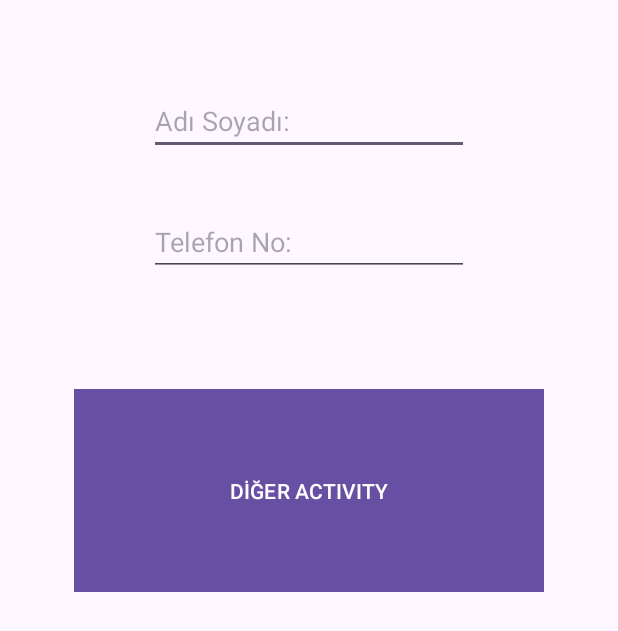
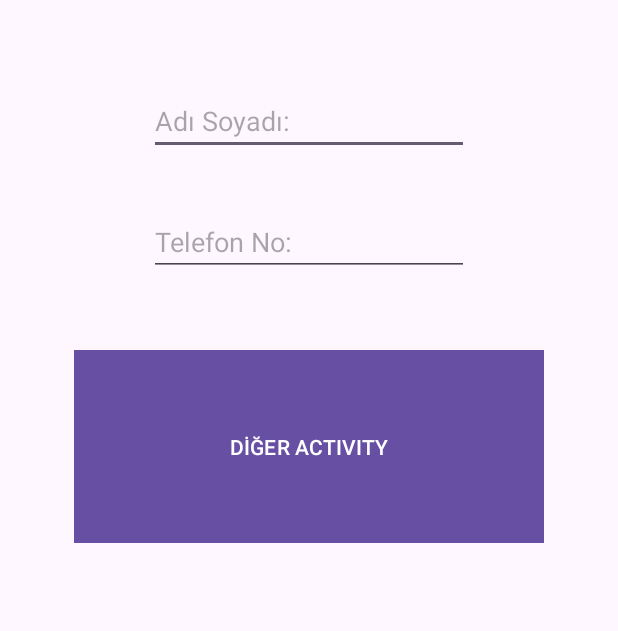
Before and after one commit to nuritiras/CokluActivity, an Android app: the screen it shows after launch (MainActivity), on a phone screen of 412 x 824 dp. Shown: the top 631 px of the screen. Run offline under Robolectric (Android 15) with nearby library versions, the phone set to English and light mode, and no system bars.

Commit message:
Uygulama son

```diff
--- a/app/src/main/res/layout/activity_main.xml
+++ b/app/src/main/res/layout/activity_main.xml
@@ -25,7 +25,7 @@
         android:id="@+id/editTextTelefon"
         android:layout_width="wrap_content"
         android:layout_height="wrap_content"
-        android:layout_marginBottom="71dp"
+        android:layout_marginBottom="45dp"
         android:ems="10"
         android:hint="Telefon No:"
         android:inputType="text"
@@ -39,13 +39,12 @@
         android:layout_height="0dp"
         android:layout_marginStart="49dp"
         android:layout_marginEnd="49dp"
-        android:layout_marginBottom="425dp"
+        android:layout_marginBottom="458dp"
         android:onClick="digerActivity"
         android:text="DİĞER ACTIVITY"
         app:cornerRadius="0dp"
         app:layout_constraintBottom_toBottomOf="parent"
         app:layout_constraintEnd_toEndOf="parent"
-        app:layout_constraintHorizontal_bias="0.0"
         app:layout_constraintStart_toStartOf="parent"
         app:layout_constraintTop_toBottomOf="@+id/editTextTelefon" />
 </androidx.constraintlayout.widget.ConstraintLayout>
```
Also changed, not shown: app/src/main/java/tr/com/nuritiras/cokluactivity/BilgiActivity.java (+5 -11 lines).
